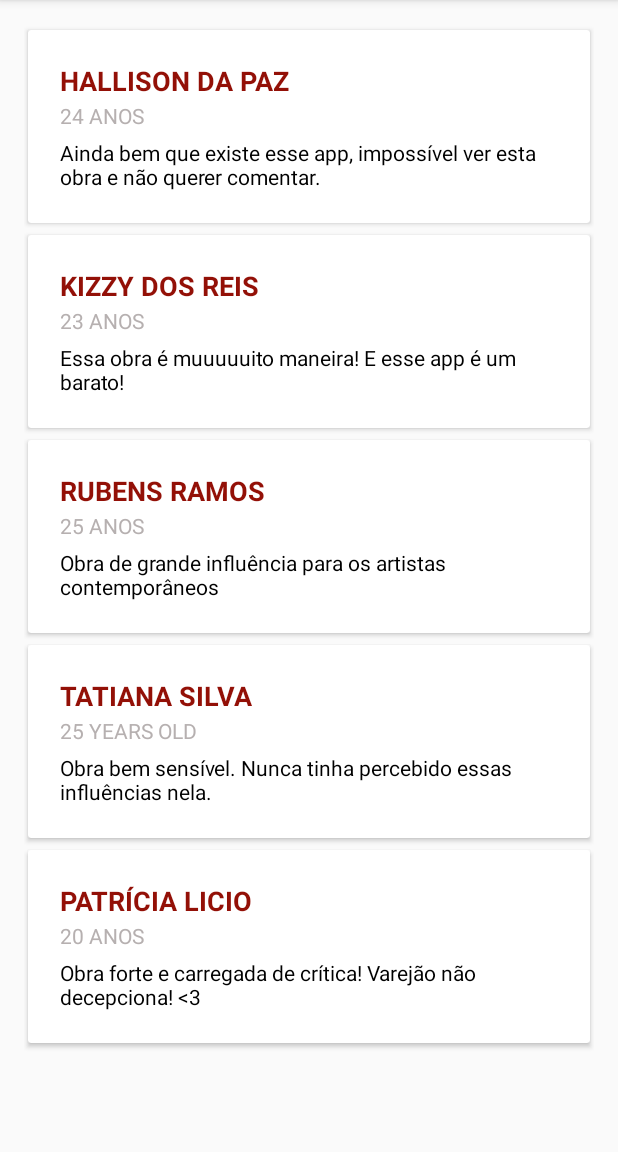
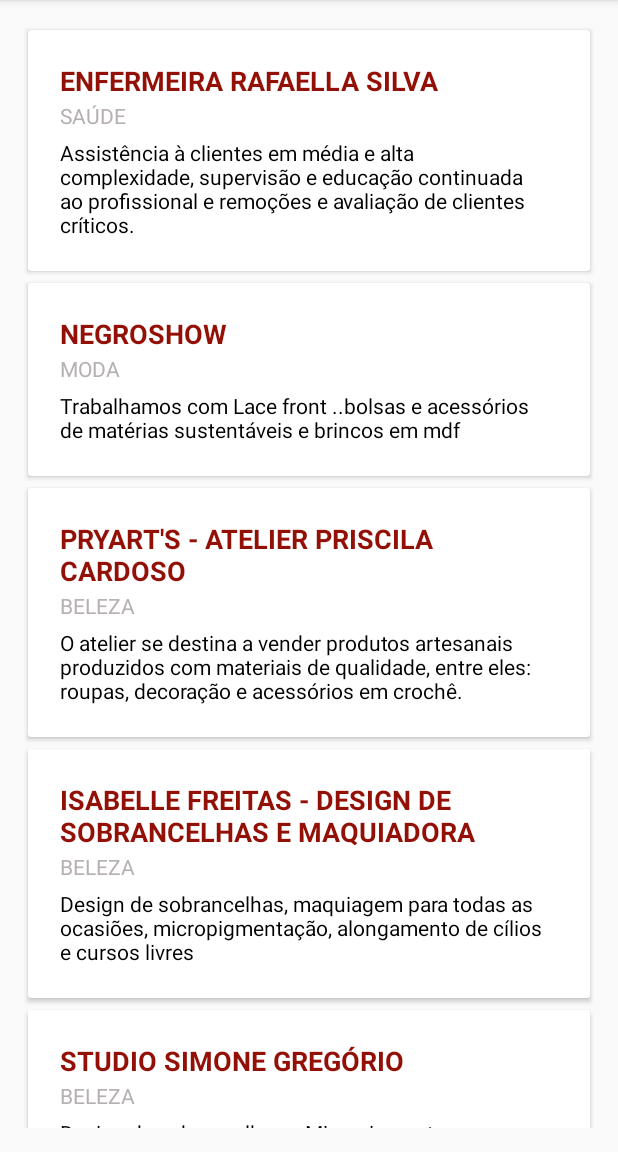
Before and after one commit to kterra/kilombu-android, an Android app: the screen it shows after launch (MainActivity), on a phone screen of 412 x 824 dp, the part 84-1236 px from its top. Run offline under Robolectric (Android 15) with nearby library versions, the light colour scheme and no system bars.

Commit message:
sample data added and working

```diff
--- a/app/src/main/java/kilombu/kilombuapp/AdsAdapter.java
+++ b/app/src/main/java/kilombu/kilombuapp/AdsAdapter.java
@@ -21,14 +21,13 @@ public class AdsAdapter extends RecyclerView.Adapter<AdsAdapter.BusinessViewHold
         TextView businessName;
         TextView businessCategory;
         TextView shortDescription;
-        ImageView businessLogo;
 
         BusinessViewHolder(View itemView) {
             super(itemView);
             cv = (CardView)itemView.findViewById(R.id.cv);
-           // businessName = (TextView)itemView.findViewById(R.id.user_name);
-            //businessCategory = (TextView)itemView.findViewById(R.id.person_age);
-            //shortDescription = (TextView)itemView.findViewById(R.id.user_comment);
+            businessName = (TextView)itemView.findViewById(R.id.business_name);
+            businessCategory = (TextView)itemView.findViewById(R.id.business_category);
+            shortDescription = (TextView)itemView.findViewById(R.id.business_description);
         }
     }
 
@@ -53,8 +52,7 @@ public class AdsAdapter extends RecyclerView.Adapter<AdsAdapter.BusinessViewHold
     @Override
     public void onBindViewHolder(BusinessViewHolder businessViewHolder, int position) {
         businessViewHolder.businessName.setText(businesses.get(position).getName());
-        //userViewHolder.userAge.setText(users.get(position).age);
-        //businessViewHolder.userPhoto.setImageResource(businesses.get(position).photoId);
+        businessViewHolder.businessCategory.setText(businesses.get(position).getCategory());
         businessViewHolder.shortDescription.setText(businesses.get(position).getDescription());
     }
 
--- a/app/src/main/java/kilombu/kilombuapp/BusinessDetailsActivity.java
+++ b/app/src/main/java/kilombu/kilombuapp/BusinessDetailsActivity.java
@@ -16,13 +16,13 @@ public class BusinessDetailsActivity extends AppCompatActivity {
         Toolbar toolbar = (Toolbar) findViewById(R.id.toolbar);
         setSupportActionBar(toolbar);
 
-        FloatingActionButton fab = (FloatingActionButton) findViewById(R.id.fab);
+        /*FloatingActionButton fab = (FloatingActionButton) findViewById(R.id.fab);
         fab.setOnClickListener(new View.OnClickListener() {
             @Override
             public void onClick(View view) {
                 Snackbar.make(view, "Replace with your own action", Snackbar.LENGTH_LONG)
                         .setAction("Action", null).show();
             }
-        });
+        });*/
     }
 }
--- a/app/src/main/java/kilombu/kilombuapp/CommentsAdapter.java
+++ b/app/src/main/java/kilombu/kilombuapp/CommentsAdapter.java
@@ -26,10 +26,10 @@ public class CommentsAdapter extends RecyclerView.Adapter<CommentsAdapter.UserVi
         UserViewHolder(View itemView) {
             super(itemView);
             cv = (CardView)itemView.findViewById(R.id.cv);
-            userName = (TextView)itemView.findViewById(R.id.user_name);
-            userAge = (TextView)itemView.findViewById(R.id.user_age);
+            userName = (TextView)itemView.findViewById(R.id.business_name);
+            userAge = (TextView)itemView.findViewById(R.id.business_category);
             //userPhoto = (ImageView)itemView.findViewById(R.id.user_photo);
-            userComment = (TextView)itemView.findViewById(R.id.user_comment);
+            userComment = (TextView)itemView.findViewById(R.id.business_description);
         }
     }
 
--- a/app/src/main/java/kilombu/kilombuapp/MainActivity.java
+++ b/app/src/main/java/kilombu/kilombuapp/MainActivity.java
@@ -1,11 +1,8 @@
 package kilombu.kilombuapp;
 
 import android.os.Bundle;
-import android.support.design.widget.FloatingActionButton;
-import android.support.design.widget.Snackbar;
 import android.support.v7.widget.LinearLayoutManager;
 import android.support.v7.widget.RecyclerView;
-import android.view.View;
 import android.support.design.widget.NavigationView;
 import android.support.v4.view.GravityCompat;
 import android.support.v4.widget.DrawerLayout;
@@ -22,7 +19,7 @@ public class MainActivity extends AppCompatActivity
         implements NavigationView.OnNavigationItemSelectedListener {
 
 
-    private List<User> users;
+    private List<Business> businesses;
     private RecyclerView adsView;
 
 
@@ -44,15 +41,6 @@ public class MainActivity extends AppCompatActivity
         Toolbar toolbar = (Toolbar) findViewById(R.id.toolbar);
         setSupportActionBar(toolbar);
 
-//        FloatingActionButton fab = (FloatingActionButton) findViewById(R.id.fab);
-//        fab.setOnClickListener(new View.OnClickListener() {
-//            @Override
-//            public void onClick(View view) {
-//                Snackbar.make(view, "Replace with your own action", Snackbar.LENGTH_LONG)
-//                        .setAction("Action", null).show();
-//            }
-//        });
-
         DrawerLayout drawer = (DrawerLayout) findViewById(R.id.drawer_layout);
         ActionBarDrawerToggle toggle = new ActionBarDrawerToggle(
                 this, drawer, toolbar, R.string.navigation_drawer_open, R.string.navigation_drawer_close);
@@ -64,16 +52,34 @@ public class MainActivity extends AppCompatActivity
     }
 
     private void initializeData(){
-        users = new ArrayList<>();
-        users.add(new User("Hallison da Paz", "24 anos", R.drawable.hallison, getString(R.string.hallpaz_comment) ));
-        users.add(new User("Kizzy dos reis", "23 anos", R.drawable.kizzy, getString(R.string.kizzy_comment)));
-        users.add(new User("Rubens Ramos", "25 anos", R.drawable.rubens, getString(R.string.rubens_comment)));
-        users.add(new User("Tatiana Silva", "25 years old", R.drawable.tatiana, getString(R.string.tatiana_comment)));
-        users.add(new User("Patrícia Licio", "20 anos", R.drawable.patricia, getString(R.string.patricia_comment)));
+        businesses = new ArrayList<>();
+
+
+
+        businesses.add(new Business(getString(R.string.nome1), null, "098687333/78",
+                getString(R.string.cat1), getString(R.string.descricao1), "Rio de janeiro",
+                getString(R.string.end1), "Segunda a Sexta: 08:00 - 12:00", "(21) 23456-7890",
+                "lore_ipsum@qmail.com", null, null));
+        businesses.add(new Business(getString(R.string.nome2), null, "098687333/78",
+                getString(R.string.cat2), getString(R.string.descricao2), "Rio de janeiro",
+                getString(R.string.end2), "Segunda a Sexta: 08:00 - 12:00", "(21) 23456-7890",
+                "lore_ipsum@qmail.com", null, null));
+        businesses.add(new Business(getString(R.string.nome3), null, "098687333/78",
+                getString(R.string.cat3), getString(R.string.descricao3), "Rio de janeiro",
+                getString(R.string.end3), "Segunda a Sexta: 08:00 - 12:00", "(21) 23456-7890",
+                "lore_ipsum@qmail.com", null, null));
+        businesses.add(new Business(getString(R.string.nome4), null, "098687333/78",
+                getString(R.string.cat4), getString(R.string.descricao4), "Rio de janeiro",
+                getString(R.string.end4), "Segunda a Sexta: 08:00 - 12:00", "(21) 23456-7890",
+                "lore_ipsum@qmail.com", null, null));
+        businesses.add(new Business(getString(R.string.nome5), null, "098687333/78",
+                getString(R.string.cat5), getString(R.string.descricao5), "Rio de janeiro",
+                getString(R.string.end5), "Segunda a Sexta: 08:00 - 12:00", "(21) 23456-7890",
+                "lore_ipsum@qmail.com", null, null));
     }
 
     private void initializeAdapter(){
-        CommentsAdapter adapter = new CommentsAdapter(users);
+        AdsAdapter adapter = new AdsAdapter(businesses);
         adsView.setAdapter(adapter);
     }
 
--- a/app/src/main/res/layout/item.xml
+++ b/app/src/main/res/layout/item.xml
@@ -26,7 +26,7 @@
         <TextView
             android:layout_width="wrap_content"
             android:layout_height="wrap_content"
-            android:id="@+id/user_name"
+            android:id="@+id/business_name"
             android:textAllCaps="true"
             android:layout_alignParentLeft="true"
             android:layout_alignParentTop="true"
@@ -41,13 +41,13 @@
         <TextView
             android:layout_width="wrap_content"
             android:layout_height="wrap_content"
-            android:id="@+id/user_age"
+            android:id="@+id/business_category"
             android:textAllCaps="true"
             android:layout_alignParentLeft="true"
             android:layout_marginRight="16dp"
             android:layout_marginLeft="5dp"
             android:layout_marginBottom="5dp"
-            android:layout_below="@id/user_name"
+            android:layout_below="@id/business_name"
             android:textSize="14sp"
             android:textColor="@color/secondary_text_material_light"
             />
@@ -55,12 +55,12 @@
         <TextView
             android:layout_width="wrap_content"
             android:layout_height="wrap_content"
-            android:id="@+id/user_comment"
+            android:id="@+id/business_description"
             android:layout_alignParentLeft="true"
             android:layout_marginRight="16dp"
             android:layout_marginLeft="5dp"
             android:layout_marginBottom="5dp"
-            android:layout_below="@id/user_age"
+            android:layout_below="@id/business_category"
             android:textSize="14sp"
             android:textColor="@color/colorDescription"
             />
--- /dev/null
+++ b/app/src/main/res/values/sample_data.xml
@@ -0,0 +1,29 @@
+<?xml version="1.0" encoding="utf-8"?>
+<resources>
+
+    <string name="nome1">Enfermeira Rafaella Silva</string>
+    <string name="cat1">Saúde</string>
+    <string name="descricao1">Assistência à clientes em média e alta complexidade, supervisão e educação continuada ao profissional e remoções e avaliação de clientes críticos.</string>
+    <string name="end1">""</string>
+
+    <string name="nome2">Negroshow</string>
+    <string name="cat2">Moda</string>
+    <string name="descricao2">Trabalhamos com Lace front ..bolsas e acessórios de matérias sustentáveis e brincos em mdf</string>
+    <string name="end2">""</string>
+
+    <string name="nome3">PryArt\'s - Atelier Priscila Cardoso</string>
+    <string name="cat3">Beleza</string>
+    <string name="descricao3">O atelier se destina a vender produtos artesanais produzidos com materiais de qualidade, entre eles: roupas, decoração e acessórios em crochê.</string>
+    <string name="end3">28 de setembro, 258 loja 16. Vila Isabel</string>
+
+    <string name="nome4">Isabelle Freitas - Design de sobrancelhas e maquiadora</string>
+    <string name="cat4">Beleza</string>
+    <string name="descricao4">Design de sobrancelhas, maquiagem para todas as ocasiões,  micropigmentação,  alongamento de cílios e cursos livres</string>
+    <string name="end4">28 de setembro, 258 loja 16. Vila Isabel</string>
+
+    <string name="nome5">Studio Simone Gregório</string>
+    <string name="cat5">Beleza</string>
+    <string name="descricao5">Desing de sobrancelhas e Micropigmentacao Estética</string>
+    <string name="end5">R. Dr. Jose Mário teixeira de leão, 235 jd pery</string>
+
+</resources>
```
Also changed, not shown: 2 other files.
